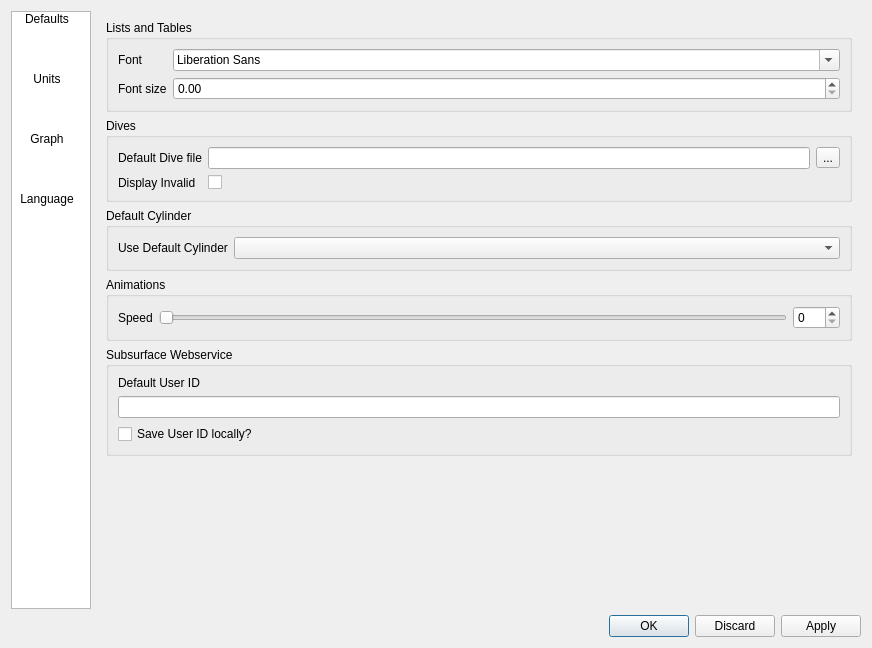
Qt form qt-ui/preferences.ui (subsurface/subsurface) before a commit.
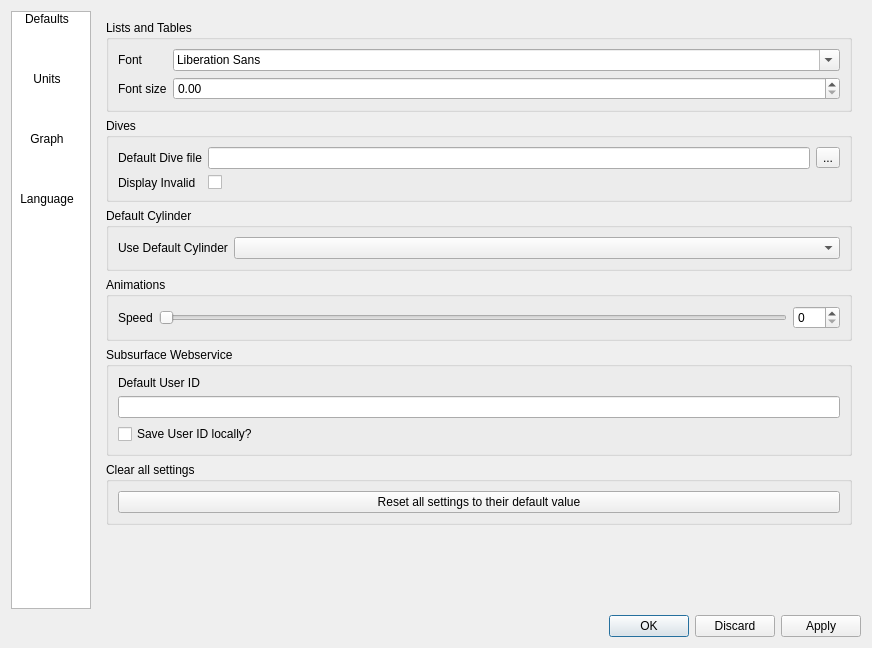
The same form after that commit. Icons and pictures are not drawn.

Commit message:
Add ability to reset the settings
This may be a bit crude and it doesn't actually FULLY reset the settings
(as for example the column widths will still be maintained), but it's a
good start, I think.

Fixes #552

```diff
--- a/qt-ui/preferences.ui
+++ b/qt-ui/preferences.ui
@@ -291,6 +291,22 @@
            </layout>
           </widget>
          </item>
+         <item>
+          <widget class="QGroupBox" name="groupBox_9">
+           <property name="title">
+            <string>Clear all settings</string>
+           </property>
+           <layout class="QVBoxLayout" name="verticalLayout_7b">
+            <item>
+             <widget class="QPushButton" name="resetSettings">
+              <property name="text">
+               <string>Reset all settings to their default value</string>
+              </property>
+             </widget>
+            </item>
+           </layout>
+          </widget>
+         </item>
          <item>
           <spacer name="verticalSpacer_2">
            <property name="orientation">
```
Left out of the diff: 9 changed lines with no effect on the pictures. Lines whose indentation alone changed are shown as unchanged. The commit also changes 2 other files.
